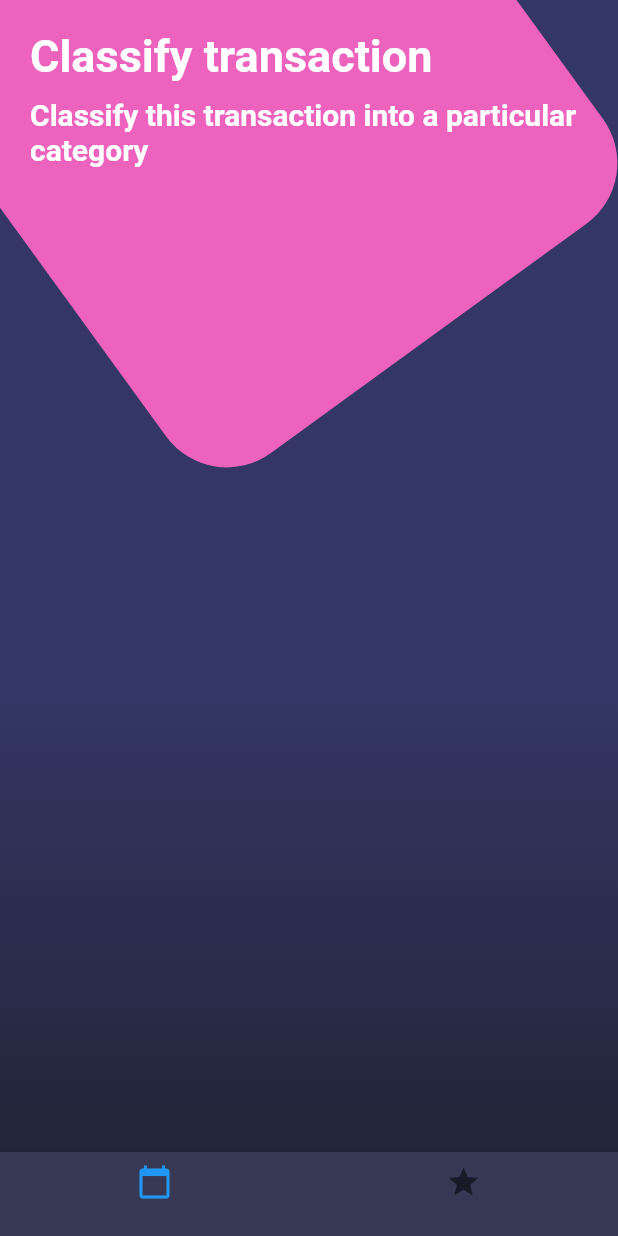
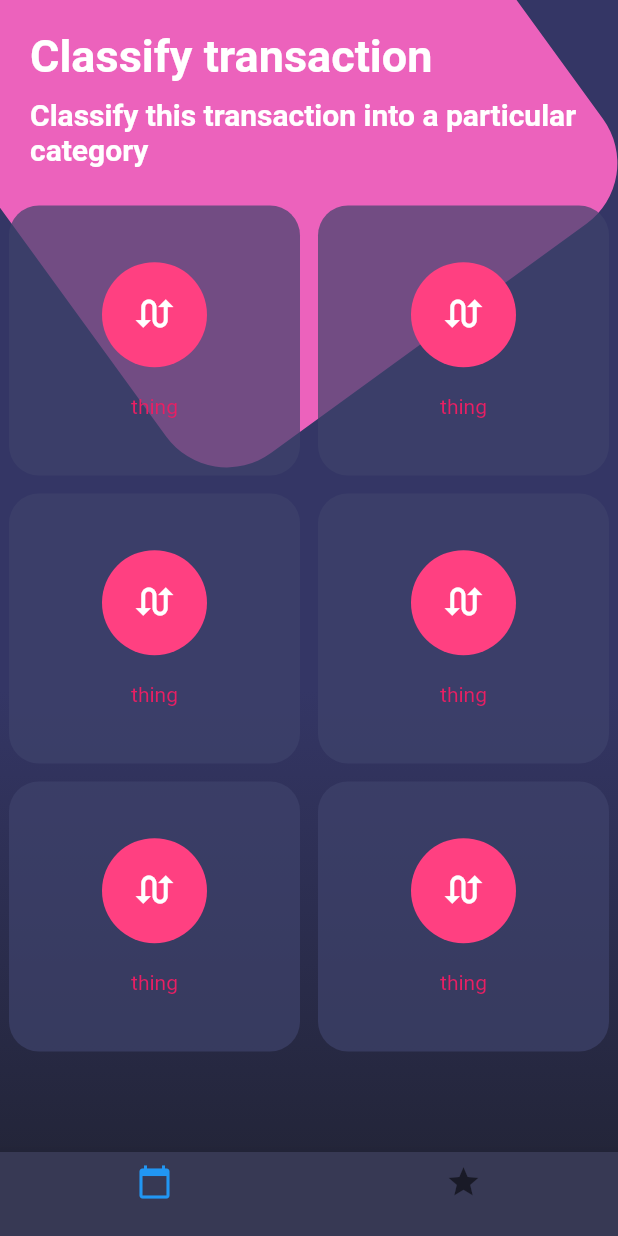
Before and after one commit to germanheinz/DesignsFlutter, a Flutter app: the screen it shows after launch, on a phone screen of 412 x 824 dp. Run offline on Flutter 3.47's test engine with Material 2 defaults, Android fonts, the phone set to English and light mode, and no system bars.

Commit message:
Design part9

```diff
--- a/lib/src/pages/buttons_page.dart
+++ b/lib/src/pages/buttons_page.dart
@@ -14,6 +14,7 @@ class ButtonsPage extends StatelessWidget {
               child: Column(
                   children: <Widget>[
                     _title(),
+                    _buttonsRounded(),
                   ],
               ),
             ),
@@ -105,4 +106,54 @@ class ButtonsPage extends StatelessWidget {
     ),
   );
   }
+
+  Widget _buttonsRounded(){
+    return Table(
+      children: [
+        TableRow(
+          children: [
+            _createBorder(),
+            _createBorder(),
+          ],
+        ),
+        TableRow(
+          children: [
+            _createBorder(),
+            _createBorder(),
+          ],
+        ),
+        TableRow(
+          children: [
+            _createBorder(),
+            _createBorder(),
+          ],
+        ),
+      ],
+    );
+  }
+
+  Widget _createBorder(){
+    return Container(
+      height: 180.0,
+      margin: EdgeInsets.all(6.0),
+      decoration: BoxDecoration(
+        color: Color.fromRGBO(62, 66, 107, 0.7),
+        borderRadius: BorderRadius.circular(20.0)
+      ),
+      child: Column(
+        mainAxisAlignment:  MainAxisAlignment.spaceAround,
+        children: <Widget>[
+          SizedBox(height: 10.0),
+           CircleAvatar(
+             backgroundColor: Colors.pinkAccent,
+             radius: 35.0,
+             child: Icon(Icons.swap_calls, color: Colors.white, size: 30.0),
+           ),
+           Text('thing', style: TextStyle(color: Colors.pink)),
+           SizedBox(height: 10.0),
+        ],
+      ),
+    );
+  }
+
 }
```
